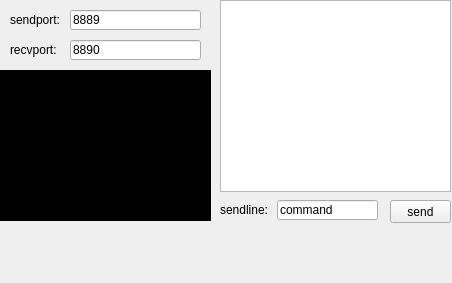
First picture: the form in mainwindow.ui, repository luckpoy/a-upper-computer-controlled-for-Tello, before the edit.
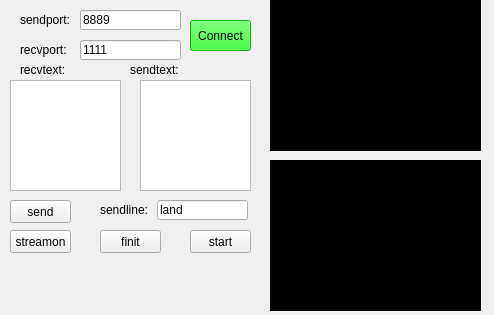
Second picture: the form after the edit. Icons and pictures are not drawn.

```diff
--- a/mainwindow.ui
+++ b/mainwindow.ui
@@ -6,8 +6,8 @@
    <rect>
     <x>0</x>
     <y>0</y>
-    <width>452</width>
-    <height>283</height>
+    <width>494</width>
+    <height>315</height>
    </rect>
   </property>
   <property name="windowTitle">
@@ -17,9 +17,9 @@
    <widget class="QLineEdit" name="send_port">
     <property name="geometry">
      <rect>
-      <x>70</x>
+      <x>80</x>
       <y>10</y>
-      <width>131</width>
+      <width>101</width>
       <height>20</height>
      </rect>
     </property>
@@ -30,7 +30,7 @@
    <widget class="QLabel" name="label">
     <property name="geometry">
      <rect>
-      <x>10</x>
+      <x>20</x>
       <y>10</y>
       <width>51</width>
       <height>20</height>
@@ -43,20 +43,20 @@
    <widget class="QLineEdit" name="recv_Port">
     <property name="geometry">
      <rect>
-      <x>70</x>
+      <x>80</x>
       <y>40</y>
-      <width>131</width>
+      <width>101</width>
       <height>20</height>
      </rect>
     </property>
     <property name="text">
-     <string>8890</string>
+     <string>1111</string>
     </property>
    </widget>
    <widget class="QLabel" name="label_2">
     <property name="geometry">
      <rect>
-      <x>10</x>
+      <x>20</x>
       <y>40</y>
       <width>51</width>
       <height>20</height>
@@ -69,17 +69,17 @@
    <widget class="QTextBrowser" name="showRecvtext">
     <property name="geometry">
      <rect>
-      <x>220</x>
-      <y>0</y>
-      <width>231</width>
-      <height>192</height>
+      <x>10</x>
+      <y>80</y>
+      <width>111</width>
+      <height>111</height>
      </rect>
     </property>
    </widget>
    <widget class="QPushButton" name="sendButton">
     <property name="geometry">
      <rect>
-      <x>390</x>
+      <x>10</x>
       <y>200</y>
       <width>61</width>
       <height>23</height>
@@ -95,20 +95,20 @@
    <widget class="QLineEdit" name="sendline">
     <property name="geometry">
      <rect>
-      <x>277</x>
+      <x>157</x>
       <y>200</y>
-      <width>101</width>
+      <width>91</width>
       <height>20</height>
      </rect>
     </property>
     <property name="text">
-     <string>command</string>
+     <string>land</string>
     </property>
    </widget>
    <widget class="QLabel" name="label_3">
     <property name="geometry">
      <rect>
-      <x>220</x>
+      <x>100</x>
       <y>200</y>
       <width>51</width>
       <height>20</height>
@@ -121,8 +121,8 @@
    <widget class="QLabel" name="label_10">
     <property name="geometry">
      <rect>
-      <x>0</x>
-      <y>230</y>
+      <x>10</x>
+      <y>260</y>
       <width>221</width>
       <height>51</height>
      </rect>
@@ -137,20 +137,127 @@
      <bool>true</bool>
     </property>
    </widget>
+   <widget class="QLabel" name="imglable">
+    <property name="geometry">
+     <rect>
+      <x>270</x>
+      <y>0</y>
+      <width>211</width>
+      <height>151</height>
+     </rect>
+    </property>
+    <property name="styleSheet">
+     <string notr="true">background-color: rgb(0, 0, 0);</string>
+    </property>
+    <property name="text">
+     <string>TextLabel</string>
+    </property>
+   </widget>
+   <widget class="QPushButton" name="replace_recvport">
+    <property name="geometry">
+     <rect>
+      <x>10</x>
+      <y>230</y>
+      <width>61</width>
+      <height>23</height>
+     </rect>
+    </property>
+    <property name="text">
+     <string>streamon</string>
+    </property>
+   </widget>
+   <widget class="QPushButton" name="finit">
+    <property name="geometry">
+     <rect>
+      <x>100</x>
+      <y>230</y>
+      <width>61</width>
+      <height>23</height>
+     </rect>
+    </property>
+    <property name="text">
+     <string>finit</string>
+    </property>
+   </widget>
+   <widget class="QLabel" name="srcimglable">
+    <property name="geometry">
+     <rect>
+      <x>270</x>
+      <y>160</y>
+      <width>211</width>
+      <height>151</height>
+     </rect>
+    </property>
+    <property name="styleSheet">
+     <string notr="true">background-color: rgb(0, 0, 0);</string>
+    </property>
+    <property name="text">
+     <string>TextLabel</string>
+    </property>
+   </widget>
+   <widget class="QTextBrowser" name="showSendtext">
+    <property name="geometry">
+     <rect>
+      <x>140</x>
+      <y>80</y>
+      <width>111</width>
+      <height>111</height>
+     </rect>
+    </property>
+   </widget>
+   <widget class="QPushButton" name="startcontrol">
+    <property name="geometry">
+     <rect>
+      <x>190</x>
+      <y>230</y>
+      <width>61</width>
+      <height>23</height>
+     </rect>
+    </property>
+    <property name="text">
+     <string>start</string>
+    </property>
+   </widget>
    <widget class="QLabel" name="label_4">
     <property name="geometry">
      <rect>
-      <x>0</x>
-      <y>70</y>
-      <width>211</width>
-      <height>151</height>
+      <x>20</x>
+      <y>60</y>
+      <width>61</width>
+      <height>20</height>
+     </rect>
+    </property>
+    <property name="text">
+     <string>recvtext:</string>
+    </property>
+   </widget>
+   <widget class="QPushButton" name="Connect">
+    <property name="geometry">
+     <rect>
+      <x>190</x>
+      <y>20</y>
+      <width>61</width>
+      <height>31</height>
      </rect>
     </property>
     <property name="styleSheet">
-     <string notr="true">background-color: rgb(0, 0, 0);</string>
+     <string notr="true">background-color: rgb(0, 255, 0);</string>
     </property>
     <property name="text">
-     <string>TextLabel</string>
+     <string>Connect</string>
+    </property>
+   </widget>
+   <widget class="QLabel" name="label_5">
+    <property name="geometry">
+     <rect>
+      <x>130</x>
+      <y>60</y>
+      <width>61</width>
+      <height>20</height>
+     </rect>
+    </property>
+    <property name="text">
+     <string>sendtext:</string>
     </property>
    </widget>
   </widget>
```
